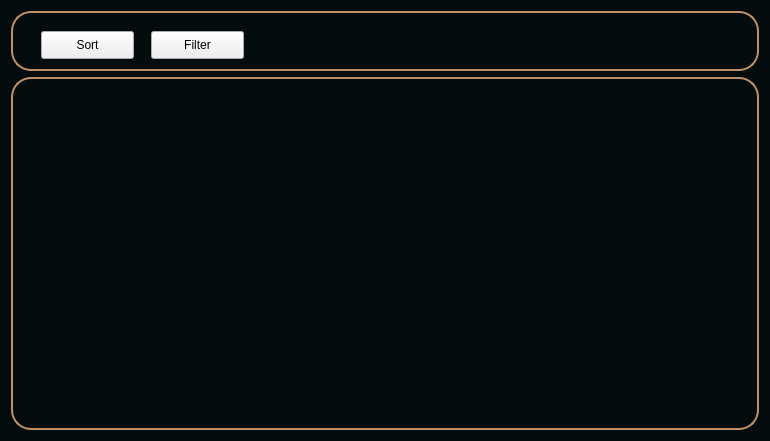
First picture: the form in source/ui/ui_paymentdata.ui, repository xtern0o/MoneyViewer, before the edit.
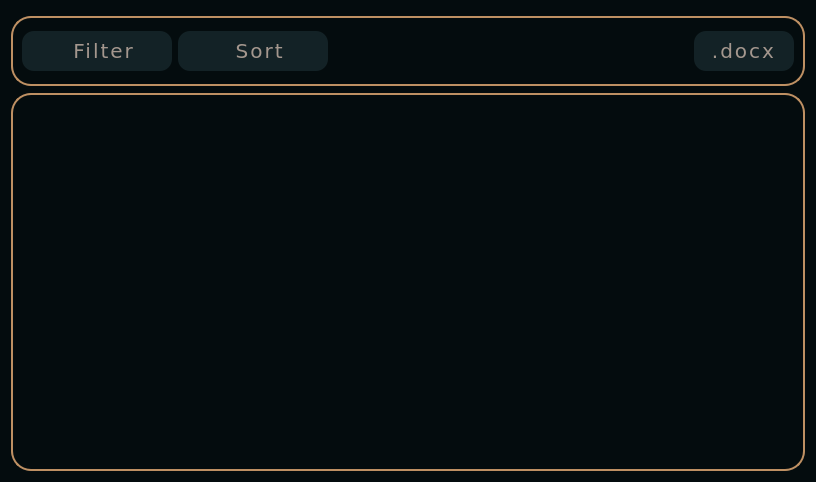
Second picture: the form after the edit. Icons and pictures are not drawn.

Diff of the .ui file:
```diff
--- a/source/ui/ui_paymentdata.ui
+++ b/source/ui/ui_paymentdata.ui
@@ -6,8 +6,8 @@
    <rect>
     <x>0</x>
     <y>0</y>
-    <width>770</width>
-    <height>441</height>
+    <width>816</width>
+    <height>482</height>
    </rect>
   </property>
   <property name="windowTitle">
@@ -27,15 +27,31 @@
 }
 QScrollArea {
 	border-color: #040c0e;
+}
+QPushButton {
+    font-family: Verdana, Geneva, sans-serif;
+    font-size: 20px;
+    letter-spacing: 2px;
+    word-spacing: 6px;
+    background-color: #132226;
+    color: #a4978e;
+    border-radius: 12px;
+}
+QPushButton:hover {
+    background-color: #525b56;
+    color: #a4978e;
 }</string>
   </property>
   <layout class="QVBoxLayout" name="verticalLayout">
+   <property name="spacing">
+    <number>12</number>
+   </property>
    <item>
     <widget class="QFrame" name="frame_2">
      <property name="minimumSize">
       <size>
        <width>0</width>
-       <height>60</height>
+       <height>70</height>
       </size>
      </property>
      <property name="maximumSize">
@@ -50,32 +66,80 @@
      <property name="frameShadow">
       <enum>QFrame::Raised</enum>
      </property>
-     <widget class="QPushButton" name="pushButton">
-      <property name="geometry">
-       <rect>
-        <x>30</x>
-        <y>20</y>
-        <width>93</width>
-        <height>28</height>
-       </rect>
-      </property>
-      <property name="text">
-       <string>Sort</string>
-      </property>
-     </widget>
-     <widget class="QPushButton" name="pushButton_2">
-      <property name="geometry">
-       <rect>
-        <x>140</x>
-        <y>20</y>
-        <width>93</width>
-        <height>28</height>
-       </rect>
-      </property>
-      <property name="text">
-       <string>Filter</string>
-      </property>
-     </widget>
+     <layout class="QHBoxLayout" name="horizontalLayout">
+      <item>
+       <widget class="QPushButton" name="filter_btn">
+        <property name="minimumSize">
+         <size>
+          <width>150</width>
+          <height>40</height>
+         </size>
+        </property>
+        <property name="text">
+         <string> Filter</string>
+        </property>
+        <property name="icon">
+         <iconset>
+          <normaloff>../icons/filter.png</normaloff>../icons/filter.png</iconset>
+        </property>
+        <property name="iconSize">
+         <size>
+          <width>30</width>
+          <height>30</height>
+         </size>
+        </property>
+       </widget>
+      </item>
+      <item>
+       <widget class="QPushButton" name="sort_btn">
+        <property name="minimumSize">
+         <size>
+          <width>150</width>
+          <height>40</height>
+         </size>
+        </property>
+        <property name="text">
+         <string> Sort</string>
+        </property>
+        <property name="icon">
+         <iconset>
+          <normaloff>../icons/sort.png</normaloff>../icons/sort.png</iconset>
+        </property>
+        <property name="iconSize">
+         <size>
+          <width>30</width>
+          <height>30</height>
+         </size>
+        </property>
+       </widget>
+      </item>
+      <item>
+       <spacer name="horizontalSpacer">
+        <property name="orientation">
+         <enum>Qt::Horizontal</enum>
+        </property>
+        <property name="sizeHint" stdset="0">
+         <size>
+          <width>344</width>
+          <height>20</height>
+         </size>
+        </property>
+       </spacer>
+      </item>
+      <item>
+       <widget class="QPushButton" name="docx_btn">
+        <property name="minimumSize">
+         <size>
+          <width>100</width>
+          <height>40</height>
+         </size>
+        </property>
+        <property name="text">
+         <string>.docx</string>
+        </property>
+       </widget>
+      </item>
+     </layout>
     </widget>
    </item>
    <item>
@@ -103,8 +167,8 @@
           <rect>
            <x>0</x>
            <y>0</y>
-           <width>722</width>
-           <height>326</height>
+           <width>768</width>
+           <height>352</height>
           </rect>
          </property>
         </widget>
```
